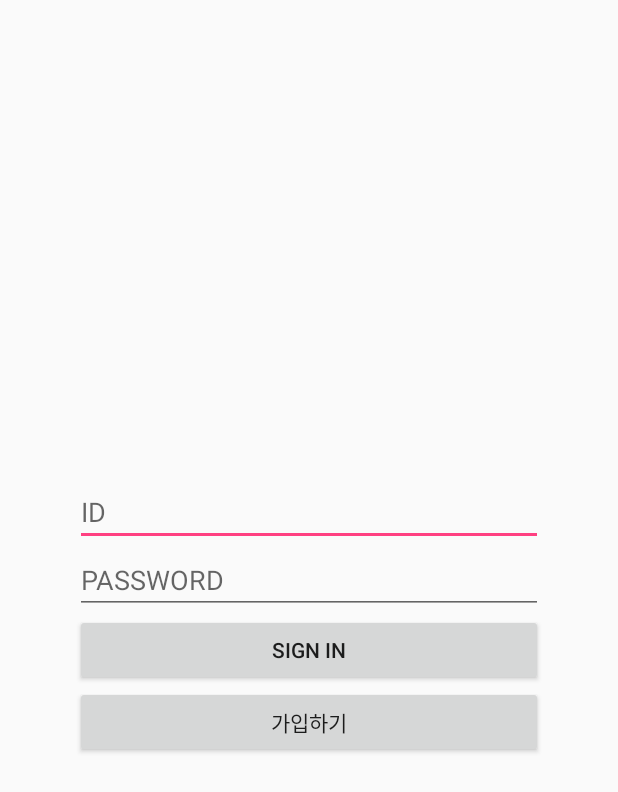
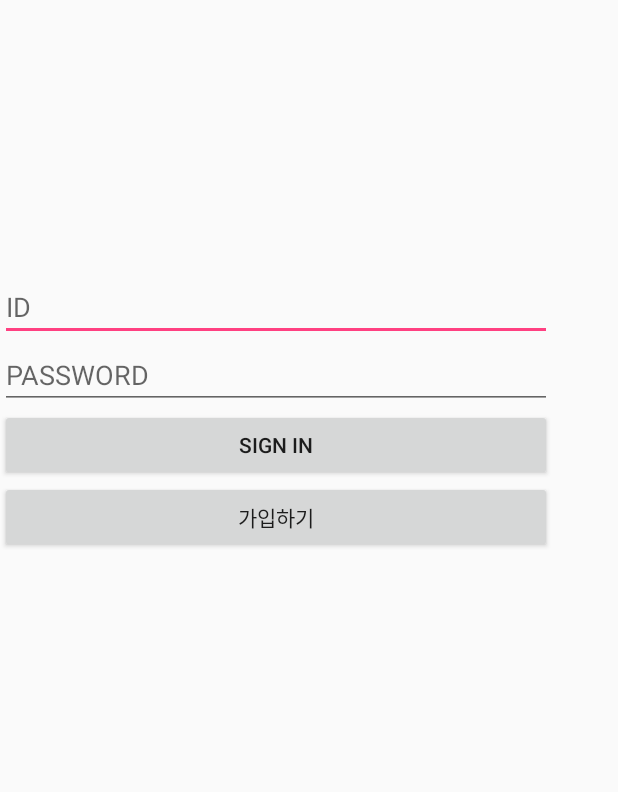
Before and after one commit to amdjd/Tastyapp, an Android app: the screen it shows after launch (LoginActivity), on a phone screen of 412 x 824 dp. Shown: the top 792 px of the screen. Run offline under Robolectric (Android 15) with nearby library versions, the phone set to English and light mode, and no system bars.

```diff
--- a/app/src/main/java/com/example/a1/tastyapp/MainActivity.java
+++ b/app/src/main/java/com/example/a1/tastyapp/MainActivity.java
@@ -12,6 +12,7 @@ import android.support.v4.view.GravityCompat;
 import android.support.v4.widget.DrawerLayout;
 import android.support.v7.app.ActionBarDrawerToggle;
 import android.support.v7.app.AppCompatActivity;
+import android.support.v7.widget.SearchView;
 import android.support.v7.widget.Toolbar;
 import android.view.Menu;
 import android.view.MenuItem;
--- a/app/src/main/res/layout/activity_login.xml
+++ b/app/src/main/res/layout/activity_login.xml
@@ -6,11 +6,13 @@
     android:layout_height="match_parent">
 
     <LinearLayout
-        android:layout_width="match_parent"
-        android:layout_height="match_parent"
+        android:layout_width="368dp"
+        android:layout_height="551dp"
         android:gravity="center"
         android:layout_marginHorizontal="50dp"
-        android:orientation="vertical">
+        android:orientation="vertical"
+        tools:layout_editor_absoluteY="8dp"
+        tools:layout_editor_absoluteX="8dp">
 
         <ImageView
             android:id="@+id/login_image"
```
Also changed, not shown: app/src/main/java/com/example/a1/tastyapp/Adapter/MasonryAdapter.java (+5 -2 lines), app/src/main/java/com/example/a1/tastyapp/Request/DownloadImageTask.java (added, +38 -0 lines), app/src/main/java/com/example/a1/tastyapp/Request/GetRestaurantData.java (+3 -16 lines).
